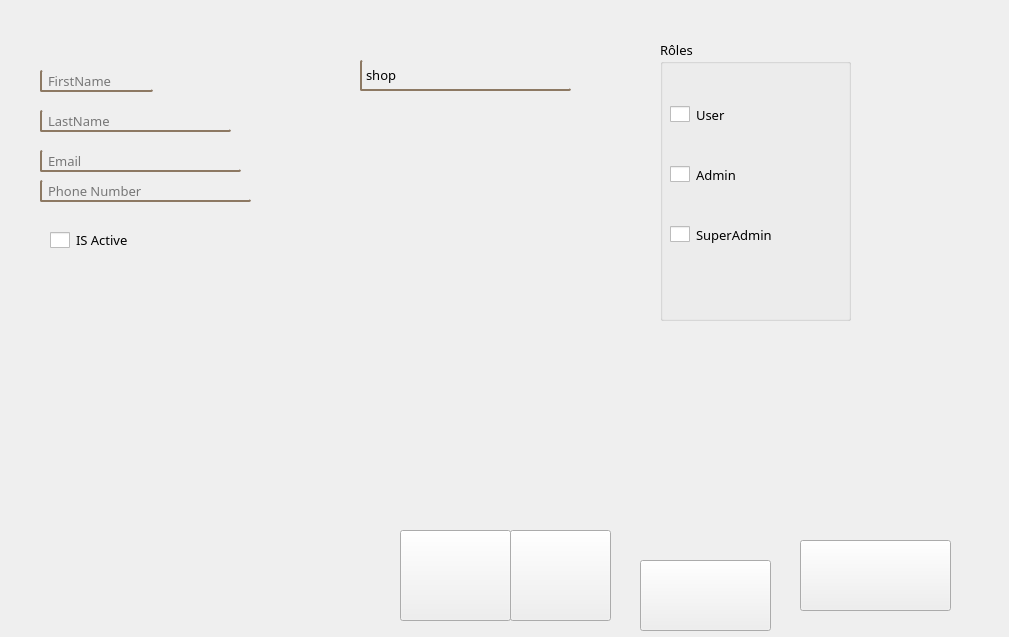
Qt form app/UI/form_users.ui (omegaBionic/maderation_front) before a commit.
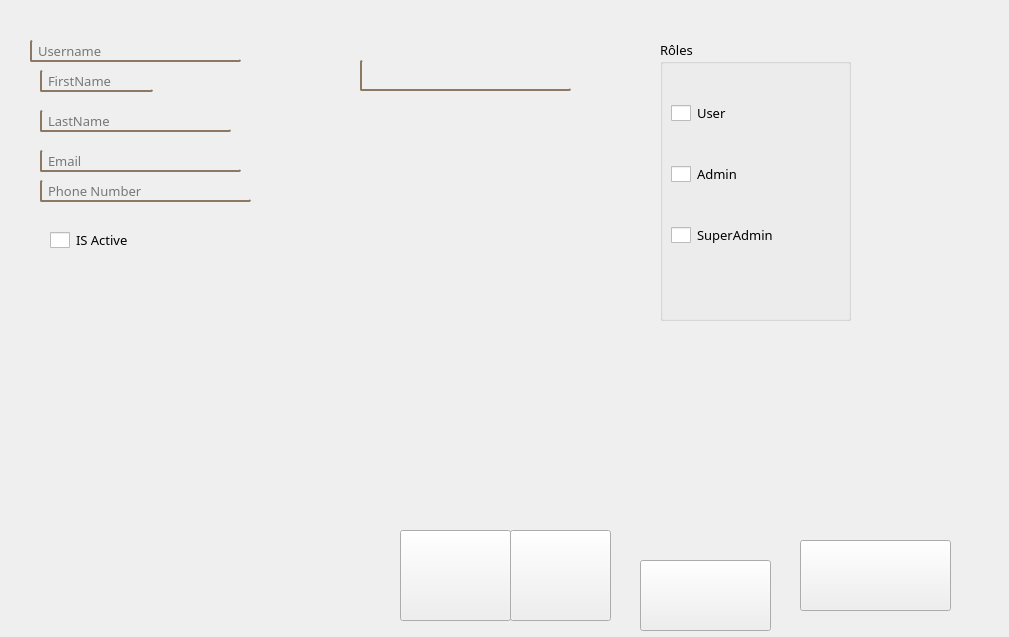
The same form after that commit. Icons and pictures are not drawn.

What changed in the file:
```diff
--- a/app/UI/form_users.ui
+++ b/app/UI/form_users.ui
@@ -107,31 +107,6 @@
 }
 </string>
    </property>
-   <item>
-    <property name="text">
-     <string>shop</string>
-    </property>
-   </item>
-   <item>
-    <property name="text">
-     <string>test</string>
-    </property>
-   </item>
-   <item>
-    <property name="text">
-     <string>polop</string>
-    </property>
-   </item>
-   <item>
-    <property name="text">
-     <string>123</string>
-    </property>
-   </item>
-   <item>
-    <property name="text">
-     <string>truc</string>
-    </property>
-   </item>
   </widget>
   <widget class="QPushButton" name="pushButton_validate">
    <property name="geometry">
@@ -460,29 +435,29 @@
      <height>281</height>
     </rect>
    </property>
+   <property name="styleSheet">
+    <string notr="true"/>
+   </property>
    <property name="title">
     <string>Rôles</string>
    </property>
-   <widget class="QWidget" name="verticalLayoutWidget">
+   <widget class="QCheckBox" name="checkBox_admin">
     <property name="geometry">
      <rect>
-      <x>10</x>
-      <y>30</y>
-      <width>160</width>
-      <height>211</height>
+      <x>11</x>
+      <y>122</y>
+      <width>76</width>
+      <height>24</height>
      </rect>
     </property>
-    <layout class="QVBoxLayout" name="verticalLayout">
-     <item>
-      <widget class="QCheckBox" name="checkBox_user">
-       <property name="font">
-        <font>
-         <family>Futura Lt BT</family>
-         <pointsize>10</pointsize>
-        </font>
-       </property>
-       <property name="styleSheet">
-        <string notr="true">QCheckBox::indicator {
+    <property name="font">
+     <font>
+      <family>Futura Lt BT</family>
+      <pointsize>10</pointsize>
+     </font>
+    </property>
+    <property name="styleSheet">
+     <string notr="true">QCheckBox::indicator {
   margin-left: 4px;
   height: 16px;
   width: 16px;
@@ -506,6 +481,7 @@
   image: url(:/pictures/img/checkBox_checked_hover.png);
 }
 
+
 QCheckBox::indicator:unchecked:disabled {
   image: url(:/pictures/img/checkBox_disabled.png);
 }
@@ -515,22 +491,28 @@
   image: url(:/pictures/img/checkBox_checked_disabled.png);
 }
 </string>
-       </property>
-       <property name="text">
-        <string>User</string>
-       </property>
-      </widget>
-     </item>
-     <item>
-      <widget class="QCheckBox" name="checkBox_admin">
-       <property name="font">
-        <font>
-         <family>Futura Lt BT</family>
-         <pointsize>10</pointsize>
-        </font>
-       </property>
-       <property name="styleSheet">
-        <string notr="true">QCheckBox::indicator {
+    </property>
+    <property name="text">
+     <string>Admin</string>
+    </property>
+   </widget>
+   <widget class="QCheckBox" name="checkBox_user">
+    <property name="geometry">
+     <rect>
+      <x>11</x>
+      <y>61</y>
+      <width>62</width>
+      <height>24</height>
+     </rect>
+    </property>
+    <property name="font">
+     <font>
+      <family>Futura Lt BT</family>
+      <pointsize>10</pointsize>
+     </font>
+    </property>
+    <property name="styleSheet">
+     <string notr="true">QCheckBox::indicator {
   margin-left: 4px;
   height: 16px;
   width: 16px;
@@ -554,7 +536,6 @@
   image: url(:/pictures/img/checkBox_checked_hover.png);
 }
 
-
 QCheckBox::indicator:unchecked:disabled {
   image: url(:/pictures/img/checkBox_disabled.png);
 }
@@ -564,22 +545,28 @@
   image: url(:/pictures/img/checkBox_checked_disabled.png);
 }
 </string>
-       </property>
-       <property name="text">
-        <string>Admin</string>
-       </property>
-      </widget>
-     </item>
-     <item>
-      <widget class="QCheckBox" name="checkBox_super_admin">
-       <property name="font">
-        <font>
-         <family>Futura Lt BT</family>
-         <pointsize>10</pointsize>
-        </font>
-       </property>
-       <property name="styleSheet">
-        <string notr="true">QCheckBox::indicator {
+    </property>
+    <property name="text">
+     <string>User</string>
+    </property>
+   </widget>
+   <widget class="QCheckBox" name="checkBox_super_admin">
+    <property name="geometry">
+     <rect>
+      <x>11</x>
+      <y>183</y>
+      <width>115</width>
+      <height>24</height>
+     </rect>
+    </property>
+    <property name="font">
+     <font>
+      <family>Futura Lt BT</family>
+      <pointsize>10</pointsize>
+     </font>
+    </property>
+    <property name="styleSheet">
+     <string notr="true">QCheckBox::indicator {
   margin-left: 4px;
   height: 16px;
   width: 16px;
@@ -612,15 +599,50 @@
   image: url(:/pictures/img/checkBox_checked_disabled.png);
 }
 </string>
-       </property>
-       <property name="text">
-        <string>SuperAdmin</string>
-       </property>
-      </widget>
-     </item>
-    </layout>
+    </property>
+    <property name="text">
+     <string>SuperAdmin</string>
+    </property>
    </widget>
   </widget>
+  <widget class="QLineEdit" name="lineEdit_username">
+   <property name="geometry">
+    <rect>
+     <x>30</x>
+     <y>40</y>
+     <width>211</width>
+     <height>22</height>
+    </rect>
+   </property>
+   <property name="font">
+    <font>
+     <family>Futura Lt BT</family>
+     <pointsize>10</pointsize>
+    </font>
+   </property>
+   <property name="styleSheet">
+    <string notr="true">QLineEdit {
+  background-color: #00000000;
+  padding-top: 2px;
+  /* This QLineEdit fix  103, 111 */
+  padding-bottom: 2px;
+  /* This QLineEdit fix  103, 111 */
+  padding-left: 4px;
+  padding-right: 4px;
+  border-style: solid;
+  border-left: 2px solid rgb(141, 121, 99);
+  border-bottom: 2px solid rgb(141, 121, 99);
+  border-radius: 2%;
+}
+</string>
+   </property>
+   <property name="maxLength">
+    <number>60</number>
+   </property>
+   <property name="placeholderText">
+    <string>Username</string>
+   </property>
+  </widget>
  </widget>
  <resources/>
  <connections/>
```
